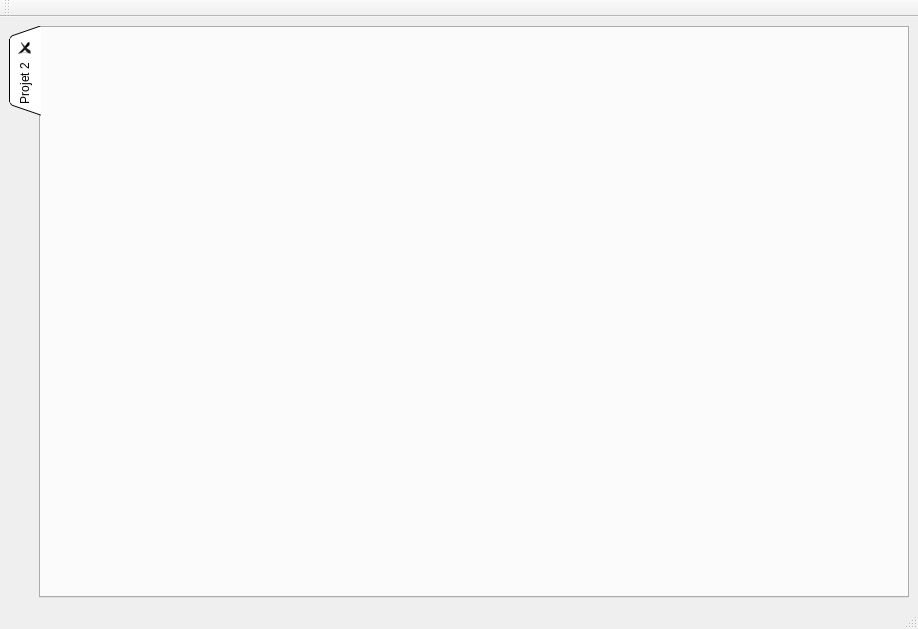
This is python_interface/uis/diyabc.ui in cbgp/diyabc as Qt 5 draws it before an edit. The edited form follows.
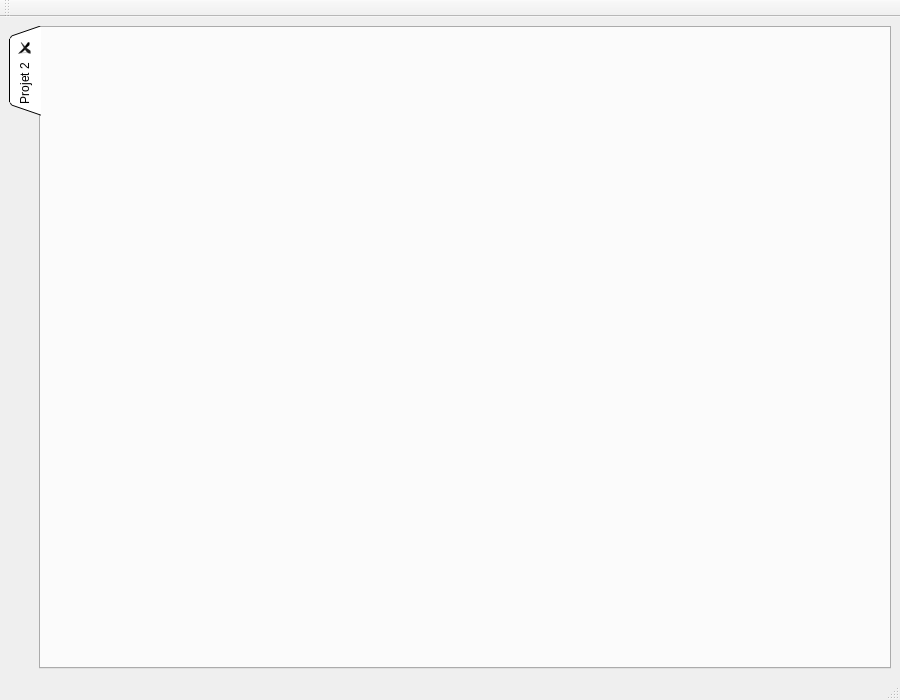
This is the edited form.

Commit message: icones et boutons

```diff
--- a/python_interface/uis/diyabc.ui
+++ b/python_interface/uis/diyabc.ui
@@ -6,12 +6,12 @@
    <rect>
     <x>0</x>
     <y>0</y>
-    <width>918</width>
-    <height>629</height>
+    <width>900</width>
+    <height>700</height>
    </rect>
   </property>
   <property name="sizePolicy">
-   <sizepolicy hsizetype="MinimumExpanding" vsizetype="MinimumExpanding">
+   <sizepolicy hsizetype="Preferred" vsizetype="Preferred">
     <horstretch>0</horstretch>
     <verstretch>0</verstretch>
    </sizepolicy>
@@ -19,7 +19,7 @@
   <property name="minimumSize">
    <size>
     <width>800</width>
-    <height>600</height>
+    <height>700</height>
    </size>
   </property>
   <property name="windowTitle">
```
Left out of the diff: 4 changed lines with no effect on the pictures. The commit also changes 7 other files.
